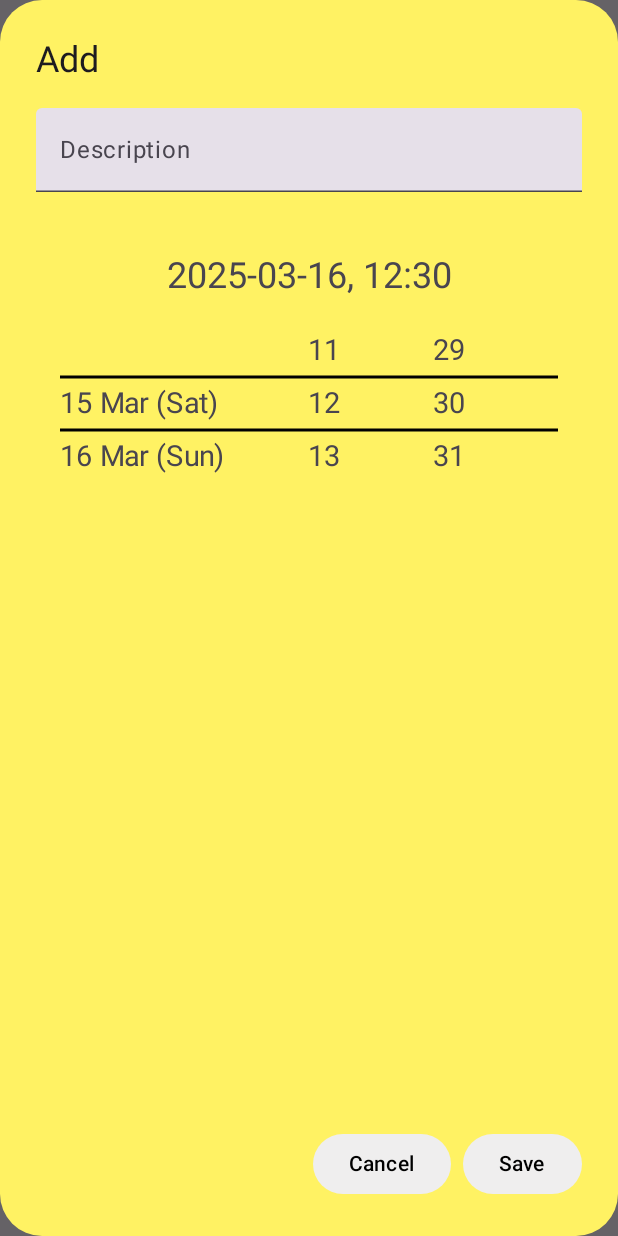
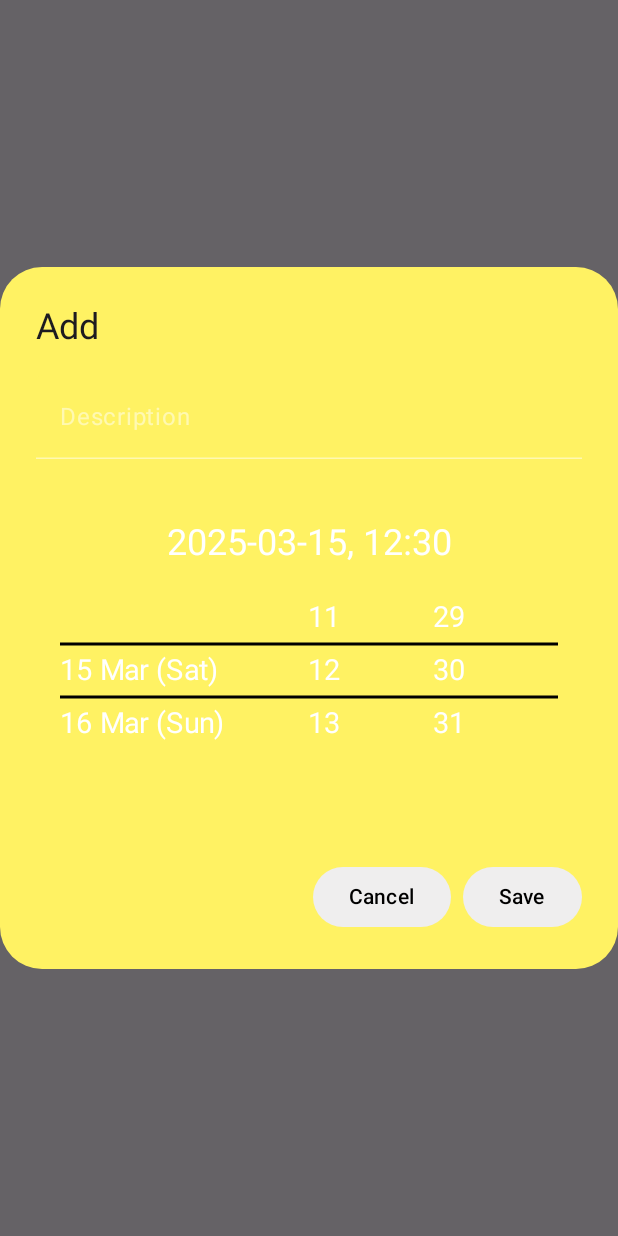
Before and after one commit to BogdanDohtarenko/PetEmotions, an Android app built with Jetpack Compose: the composable EditTimetableDialog called with empty values, on a phone screen of 412 x 824 dp. Run offline under Robolectric (Android 15) with nearby library versions, the phone set to English and light mode, and no system bars; our stand-ins replace accompanist.

Commit message:
we cant scroll more than 21 in timetable dialog, time in timetable isn't correct when we set it, all this fixed with correction of pickers

```diff
--- a/app/src/main/java/com/ideasapp/petemotions/presentation/activity/MainActivity.kt
+++ b/app/src/main/java/com/ideasapp/petemotions/presentation/activity/MainActivity.kt
@@ -28,7 +28,10 @@ import dagger.hilt.android.AndroidEntryPoint
 // 15. monday display problem in timetable dialog
 // 16. amend some stateful composable functions
 // 17. snack bars
-// 20.
+// 20. size of edit timetable dialog
+// 21. colors of edit timetable dialog
+// 22. date displaying
+// 23.
 @AndroidEntryPoint
 class MainActivity : ComponentActivity() {
 
--- a/app/src/main/java/com/ideasapp/petemotions/presentation/ui/reusableElements/DateTimePicker.kt
+++ b/app/src/main/java/com/ideasapp/petemotions/presentation/ui/reusableElements/DateTimePicker.kt
@@ -23,6 +23,7 @@ import com.ideasapp.petemotions.presentation.activity.MainActivity.Companion.TIM
 import com.ideasapp.petemotions.presentation.ui.screens.timetable.DatePicker
 import com.ideasapp.petemotions.presentation.ui.screens.timetable.HourPicker
 import com.ideasapp.petemotions.presentation.ui.screens.timetable.MinutePicker
+import com.ideasapp.petemotions.presentation.ui.theme.MainTheme
 import java.time.LocalDate
 import java.time.ZoneId
 
@@ -58,6 +59,7 @@ fun DateTimePicker(
         Text(
             text = "$selectedDate, $selectedHour:$selectedMinute",
             style = MaterialTheme.typography.headlineSmall,
+            color = MainTheme.colors.singleTheme,
             modifier = Modifier.padding(16.dp)
         )
         Row(
--- a/app/src/main/java/com/ideasapp/petemotions/presentation/ui/screens/timetable/DatePicker.kt
+++ b/app/src/main/java/com/ideasapp/petemotions/presentation/ui/screens/timetable/DatePicker.kt
@@ -22,6 +22,7 @@ import androidx.compose.ui.platform.LocalContext
 import androidx.compose.ui.unit.dp
 import androidx.compose.ui.unit.sp
 import com.ideasapp.petemotions.presentation.ui.reusableElements.Border
+import com.ideasapp.petemotions.presentation.ui.theme.MainTheme
 import com.ideasapp.petemotions.presentation.util.PickerUtil.COUNT_OF_VISIBLE_ITEMS
 import com.ideasapp.petemotions.presentation.util.PickerUtil.ITEM_HEIGHT
 import com.ideasapp.petemotions.presentation.util.PickerUtil.LIST_HEIGHT
@@ -67,6 +68,7 @@ fun DatePicker(
                     Text(
                         text = it,
                         fontSize = 19.sp,
+                        color = MainTheme.colors.singleTheme
                     )
                 }
             }
@@ -82,8 +84,8 @@ fun DatePicker(
     val offset by remember { derivedStateOf { listState.firstVisibleItemScrollOffset } }
     LaunchedEffect(offset) {
         val newValueIndex = listState.firstVisibleItemIndex + COUNT_OF_VISIBLE_ITEMS / 2
-        if (newValueIndex in 0 until list.size) {
-            val newDate = dateToday.plusDays(newValueIndex.toLong())
+        if (newValueIndex in 0..list.size) {
+            val newDate = dateToday.plusDays(newValueIndex.toLong() - 1)
             if (newDate != selectedDate) {
                 onDateChange(newDate)
                 selectedDate = newDate
--- a/app/src/main/java/com/ideasapp/petemotions/presentation/ui/screens/timetable/EditTimetableDialog.kt
+++ b/app/src/main/java/com/ideasapp/petemotions/presentation/ui/screens/timetable/EditTimetableDialog.kt
@@ -10,6 +10,7 @@ import androidx.compose.foundation.layout.fillMaxHeight
 import androidx.compose.foundation.layout.fillMaxSize
 import androidx.compose.foundation.layout.fillMaxWidth
 import androidx.compose.foundation.layout.height
+import androidx.compose.foundation.layout.heightIn
 import androidx.compose.foundation.layout.padding
 import androidx.compose.material3.AlertDialog
 import androidx.compose.material3.Button
@@ -17,6 +18,7 @@ import androidx.compose.material3.ButtonColors
 import androidx.compose.material3.MaterialTheme
 import androidx.compose.material3.Text
 import androidx.compose.material3.TextField
+import androidx.compose.material3.TextFieldDefaults
 import androidx.compose.runtime.Composable
 import androidx.compose.runtime.LaunchedEffect
 import androidx.compose.runtime.getValue
@@ -49,13 +51,29 @@ fun EditTimetableDialog(
         onDismissRequest = onDismiss,
         title = { Text(text = if (item == null) "Add" else "Edit") },
         text = {
-            Column {
+            Column(
+                modifier = Modifier
+                    .fillMaxWidth()
+                    .height(300.dp)
+            ) {
                 TextField(
-                    value = description, onValueChange = {description = it},
+                    value = description,
+                    onValueChange = {description = it},
                     label = {Text("Description")},
+                    colors = TextFieldDefaults.colors(
+                        unfocusedContainerColor = MainTheme.colors.mainColor,
+                        unfocusedTextColor = MainTheme.colors.singleTheme,
+                        focusedContainerColor = MainTheme.colors.mainColor,
+                        focusedTextColor = MainTheme.colors.singleTheme,
+                        cursorColor = MainTheme.colors.singleTheme,
+                        focusedIndicatorColor = MainTheme.colors.singleTheme,
+                        unfocusedIndicatorColor = MainTheme.colors.singleTheme.copy(alpha = 0.5f),
+                        focusedLabelColor = MainTheme.colors.singleTheme,
+                        unfocusedLabelColor = MainTheme.colors.singleTheme.copy(alpha = 0.5f)
+                    ),
                     modifier = Modifier.fillMaxWidth()
                 )
-                Spacer(modifier = Modifier.height(8.dp))
+                Spacer( modifier = Modifier.height(8.dp) )
                 DateTimePicker { dateTimeInMillis -> dateTime = dateTimeInMillis}
             }
         },
@@ -102,6 +120,5 @@ fun EditTimetableDialog(
             }
         },
         containerColor = MainTheme.colors.mainColor,
-        //modifier = Modifier.fillMaxWidth().fillMaxHeight(0.6f)
     )
 }
--- a/app/src/main/java/com/ideasapp/petemotions/presentation/ui/screens/timetable/TimePicker.kt
+++ b/app/src/main/java/com/ideasapp/petemotions/presentation/ui/screens/timetable/TimePicker.kt
@@ -21,6 +21,7 @@ import androidx.compose.ui.graphics.Color
 import androidx.compose.ui.unit.dp
 import androidx.compose.ui.unit.sp
 import com.ideasapp.petemotions.presentation.ui.reusableElements.Border
+import com.ideasapp.petemotions.presentation.ui.theme.MainTheme
 import com.ideasapp.petemotions.presentation.util.PickerUtil.COUNT_OF_VISIBLE_ITEMS
 import com.ideasapp.petemotions.presentation.util.PickerUtil.ITEM_HEIGHT
 import com.ideasapp.petemotions.presentation.util.PickerUtil.LIST_HEIGHT
@@ -60,6 +61,7 @@ fun HourPicker(
                     Text(
                         text = item,
                         fontSize = 19.sp,
+                        color = MainTheme.colors.singleTheme
                     )
                 }
             }
@@ -119,6 +121,7 @@ fun MinutePicker(
                     Text(
                         text = item,
                         fontSize = 19.sp,
+                        color = MainTheme.colors.singleTheme
                     )
                 }
             }
```
